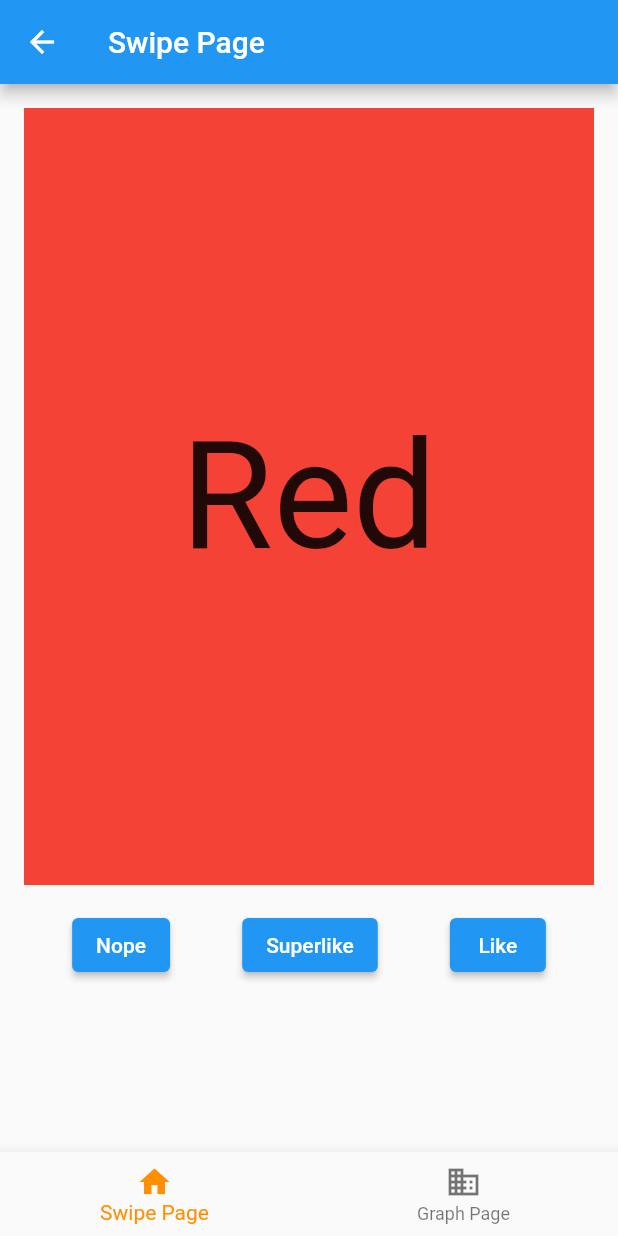
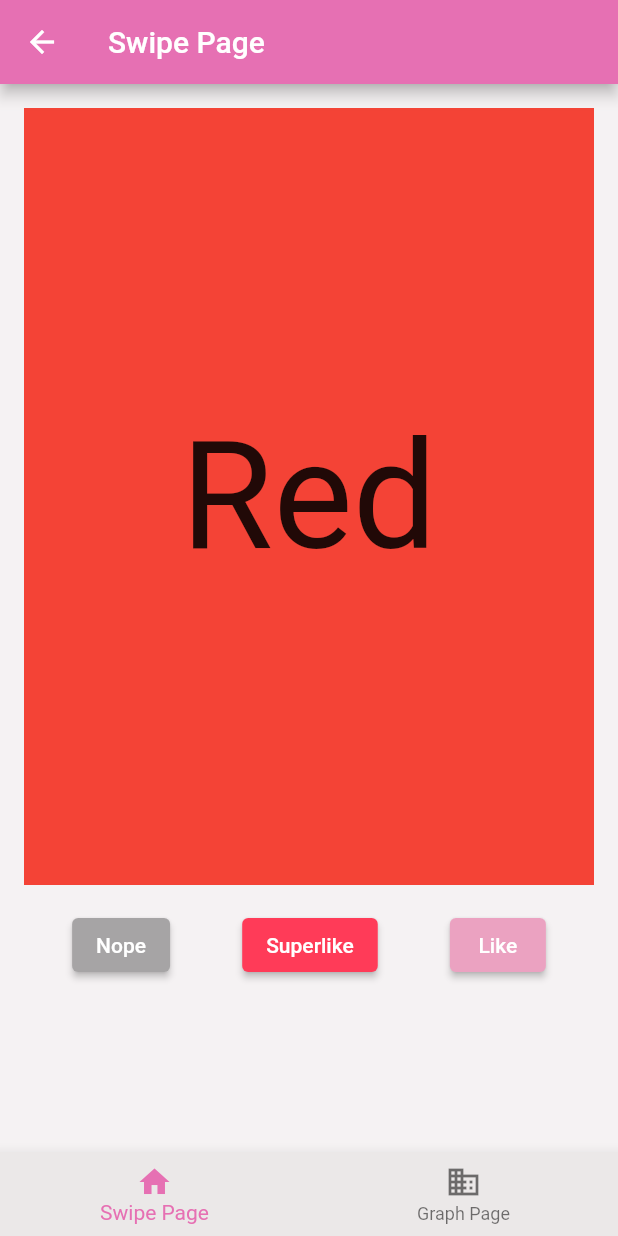
Before and after one commit to GlendonK/Klody, a Flutter app: the screen it shows after launch, after a tap on "To Swipe Page", on a phone screen of 412 x 824 dp. Run offline on Flutter 3.47's test engine with Material 2 defaults, Android fonts, the light colour scheme and no system bars; drawn by our look-alikes of swipe_cards; missing offline and left inert: dart:ffi.

Commit message:
custom theme

```diff
--- a/lib/GraphPage.dart
+++ b/lib/GraphPage.dart
@@ -1,5 +1,6 @@
 import 'package:flutter/cupertino.dart';
 import 'package:flutter/material.dart';
+import 'package:klody/appTheme.dart';
 import 'package:klody/bottomNavigationBar.dart';
 
 class GraphPage extends StatefulWidget {
@@ -8,9 +9,6 @@ class GraphPage extends StatefulWidget {
 }
 
 class GraphPageState extends State<GraphPage> {
-
-
-
   @override
   Widget build(BuildContext context) {
     return Scaffold(
@@ -25,6 +23,8 @@ class GraphPageState extends State<GraphPage> {
                 onPressed: () {
                   Navigator.pushNamed(context, '/page2');
                 },
+                style: ElevatedButton.styleFrom(
+                    primary: Color(KhlodyTheme.superLikeColor)),
                 child: Text("To Swipe Page")),
           ],
         ),
--- /dev/null
+++ b/lib/appTheme.dart
@@ -0,0 +1,9 @@
+class KhlodyTheme {
+  static int likeColor = 0xFFeba2c1;
+  static int superLikeColor = 0xFFff3b58;
+  static int nopeColor = 0xFFa6a4a5;
+
+  static int primaryTheme = 0xFFe670b3;
+  static int backgroundColor = 0xFFf5f2f3;
+  static int bottomNavBarColor = 0xFFebe8e8;
+}
--- a/lib/bottomNavigationBar.dart
+++ b/lib/bottomNavigationBar.dart
@@ -1,14 +1,12 @@
 import 'package:flutter/material.dart';
 
-class BottomNavBar extends StatefulWidget{
+class BottomNavBar extends StatefulWidget {
   int indexTab;
   BottomNavBar({@required this.indexTab});
   @override
   BottomNavBarState createState() {
-
     return BottomNavBarState(indexTab: this.indexTab);
   }
-
 }
 
 class BottomNavBarState extends State<BottomNavBar> {
@@ -16,10 +14,8 @@ class BottomNavBarState extends State<BottomNavBar> {
   int selectedIndex;
   BottomNavBarState({@required this.indexTab});
 
-
-
   void initState() {
-     selectedIndex=this.indexTab;
+    selectedIndex = this.indexTab;
     super.initState();
   }
 
@@ -50,16 +46,14 @@ class BottomNavBarState extends State<BottomNavBar> {
         ),
       ],
       currentIndex: selectedIndex,
-        selectedItemColor: Colors.amber[800],
+      selectedItemColor: Color(0xffe670b3),
       onTap: _onItemTapped,
     );
+  }
 
-  }
   @override
   Widget build(BuildContext context) {
     // TODO: implement build
     return getBar();
   }
-
-
 }
--- a/lib/main.dart
+++ b/lib/main.dart
@@ -3,30 +3,34 @@ import 'package:klody/login.dart';
 import 'package:klody/swipePage.dart';
 import 'package:klody/GraphPage.dart';
 
+import 'appTheme.dart';
+
 void main() {
-  runApp(MyApp());}
+  runApp(MyApp());
+}
 
-class MyApp extends StatefulWidget{
+class MyApp extends StatefulWidget {
   @override
   MyAppState createState() => MyAppState();
-
 }
 
 class MyAppState extends State<MyApp> {
-
   @override
   Widget build(BuildContext context) {
     return MaterialApp(
-    title: "Khlody",
-    theme: ThemeData(primarySwatch: Colors.blue),
+        title: "Khlody",
+        theme: ThemeData(
+          primaryColor: Color(KhlodyTheme.primaryTheme),
+          buttonColor: Color(KhlodyTheme.superLikeColor),
+          scaffoldBackgroundColor: Color(KhlodyTheme.backgroundColor),
+          bottomNavigationBarTheme:
+              BottomNavigationBarThemeData(backgroundColor: Color(KhlodyTheme.bottomNavBarColor)),
+        ),
         initialRoute: '/',
-    routes: {
-      '/': (context) => LogInPage(),
-      '/page2': (context) => SwipePage(),
-      '/page3': (context) => GraphPage()
-    }
-
-  );
+        routes: {
+          '/': (context) => LogInPage(),
+          '/page2': (context) => SwipePage(),
+          '/page3': (context) => GraphPage()
+        });
   }
-
 }
--- a/lib/swipePage.dart
+++ b/lib/swipePage.dart
@@ -2,6 +2,7 @@ import 'dart:ffi';
 
 import 'package:flutter/cupertino.dart';
 import 'package:flutter/material.dart';
+import 'package:klody/appTheme.dart';
 import 'package:klody/bottomNavigationBar.dart';
 import 'package:swipe_cards/swipe_cards.dart';
 import 'package:klody/login.dart';
@@ -124,16 +125,22 @@ class SwipePhotoState extends State<SwipePhotos> {
                   onPressed: () {
                     _matchEngine.currentItem.nope();
                   },
+                  style: ElevatedButton.styleFrom(
+                      primary: Color(KhlodyTheme.nopeColor)),
                   child: Text("Nope")),
               ElevatedButton(
                   onPressed: () {
                     _matchEngine.currentItem.superLike();
                   },
+                  style: ElevatedButton.styleFrom(
+                      primary: Color(KhlodyTheme.superLikeColor)),
                   child: Text("Superlike")),
               ElevatedButton(
                   onPressed: () {
                     _matchEngine.currentItem.like();
                   },
+                  style: ElevatedButton.styleFrom(
+                      primary: Color(KhlodyTheme.likeColor)),
                   child: Text("Like"))
             ],
           )
```
Also changed, not shown: lib/login.dart (+10 -65 lines). Lines whose indentation alone changed are shown as unchanged.
